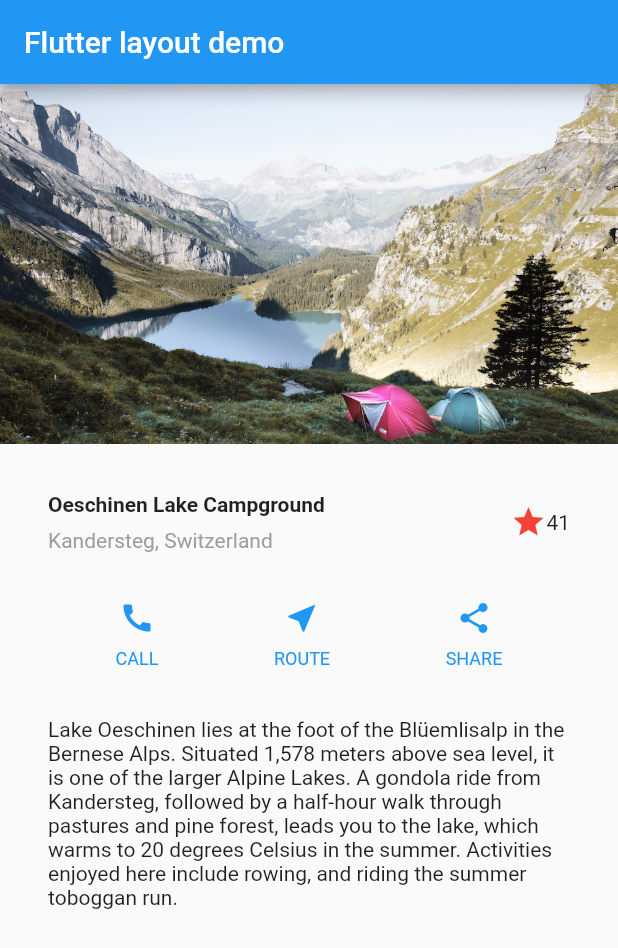
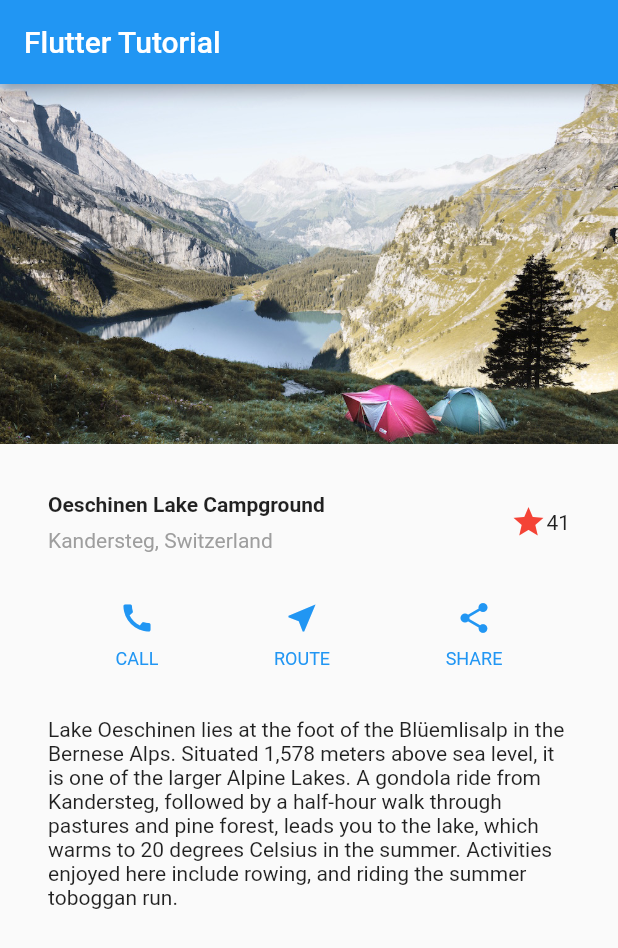
Before and after one commit to junappl/flutter_building_layouts, a Flutter app: the screen it shows after launch, on a phone screen of 412 x 824 dp. Shown: the top 948 px of the screen. Run offline on Flutter 3.47's test engine with Material 2 defaults, Android fonts, the phone set to English and light mode, and no system bars.

Commit message:
プロジェクト名を変更する

```diff
--- a/lib/main.dart
+++ b/lib/main.dart
@@ -19,10 +19,10 @@ class MyApp extends StatelessWidget {
     );
 
     return MaterialApp(
-      title: 'Flutter layout demo',
+      title: 'Flutter Tutorial',
       home: Scaffold(
         appBar: AppBar(
-          title: Text('Flutter layout demo'),
+          title: Text('Flutter Tutorial'),
         ),
         body: Column(
           children: [
```
Also changed, not shown: 4 other files.
